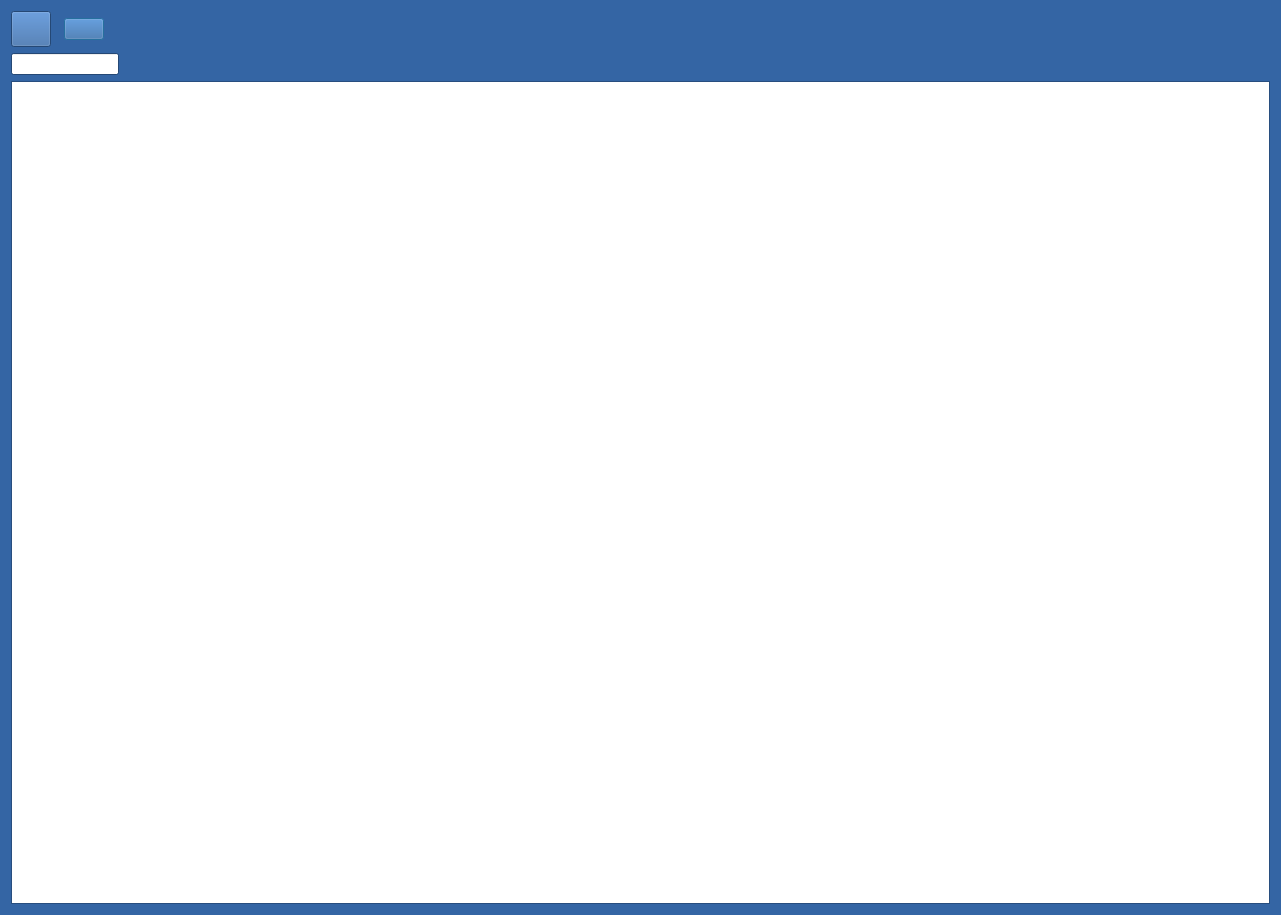
militia11/shoes, file koloryDialog.ui: the form before one commit.
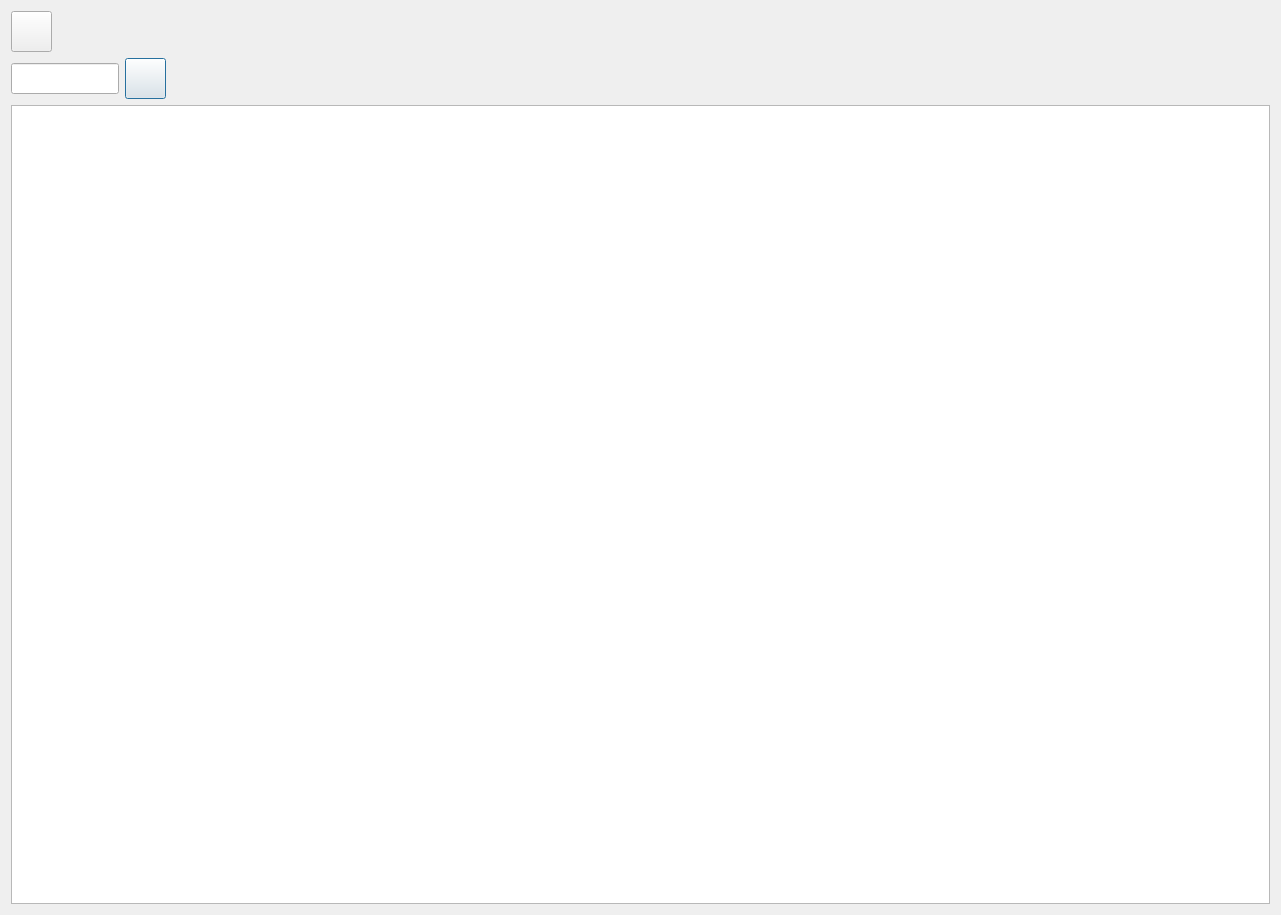
The form after the commit. Icons and pictures are not drawn.

What changed in the file:
```diff
--- a/koloryDialog.ui
+++ b/koloryDialog.ui
@@ -10,421 +10,6 @@
     <height>915</height>
    </rect>
   </property>
-  <property name="palette">
-   <palette>
-    <active>
-     <colorrole role="WindowText">
-      <brush brushstyle="SolidPattern">
-       <color alpha="255">
-        <red>0</red>
-        <green>0</green>
-        <blue>0</blue>
-       </color>
-      </brush>
-     </colorrole>
-     <colorrole role="Button">
-      <brush brushstyle="SolidPattern">
-       <color alpha="255">
-        <red>52</red>
-        <green>101</green>
-        <blue>164</blue>
-       </color>
-      </brush>
-     </colorrole>
-     <colorrole role="Light">
-      <brush brushstyle="SolidPattern">
-       <color alpha="255">
-        <red>78</red>
-        <green>152</green>
-        <blue>246</blue>
-       </color>
-      </brush>
-     </colorrole>
-     <colorrole role="Midlight">
-      <brush brushstyle="SolidPattern">
-       <color alpha="255">
-        <red>65</red>
-        <green>126</green>
-        <blue>205</blue>
-       </color>
-      </brush>
-     </colorrole>
-     <colorrole role="Dark">
-      <brush brushstyle="SolidPattern">
-       <color alpha="255">
-        <red>26</red>
-        <green>50</green>
-        <blue>82</blue>
-       </color>
-      </brush>
-     </colorrole>
-     <colorrole role="Mid">
-      <brush brushstyle="SolidPattern">
-       <color alpha="255">
-        <red>34</red>
-        <green>67</green>
-        <blue>109</blue>
-       </color>
-      </brush>
-     </colorrole>
-     <colorrole role="Text">
-      <brush brushstyle="SolidPattern">
-       <color alpha="255">
-        <red>0</red>
-        <green>0</green>
-        <blue>0</blue>
-       </color>
-      </brush>
-     </colorrole>
-     <colorrole role="BrightText">
-      <brush brushstyle="SolidPattern">
-       <color alpha="255">
-        <red>255</red>
-        <green>255</green>
-        <blue>255</blue>
-       </color>
-      </brush>
-     </colorrole>
-     <colorrole role="ButtonText">
-      <brush brushstyle="SolidPattern">
-       <color alpha="255">
-        <red>0</red>
-        <green>0</green>
-        <blue>0</blue>
-       </color>
-      </brush>
-     </colorrole>
-     <colorrole role="Base">
-      <brush brushstyle="SolidPattern">
-       <color alpha="255">
-        <red>255</red>
-        <green>255</green>
-        <blue>255</blue>
-       </color>
-      </brush>
-     </colorrole>
-     <colorrole role="Window">
-      <brush brushstyle="SolidPattern">
-       <color alpha="255">
-        <red>52</red>
-        <green>101</green>
-        <blue>164</blue>
-       </color>
-      </brush>
-     </colorrole>
-     <colorrole role="Shadow">
-      <brush brushstyle="SolidPattern">
-       <color alpha="255">
-        <red>0</red>
-        <green>0</green>
-        <blue>0</blue>
-       </color>
-      </brush>
-     </colorrole>
-     <colorrole role="AlternateBase">
-      <brush brushstyle="SolidPattern">
-       <color alpha="255">
-        <red>153</red>
-        <green>178</green>
-        <blue>209</blue>
-       </color>
-      </brush>
-     </colorrole>
-     <colorrole role="ToolTipBase">
-      <brush brushstyle="SolidPattern">
-       <color alpha="255">
-        <red>255</red>
-        <green>255</green>
-        <blue>220</blue>
-       </color>
-      </brush>
-     </colorrole>
-     <colorrole role="ToolTipText">
-      <brush brushstyle="SolidPattern">
-       <color alpha="255">
-        <red>0</red>
-        <green>0</green>
-        <blue>0</blue>
-       </color>
-      </brush>
-     </colorrole>
-    </active>
-    <inactive>
-     <colorrole role="WindowText">
-      <brush brushstyle="SolidPattern">
-       <color alpha="255">
-        <red>0</red>
-        <green>0</green>
-        <blue>0</blue>
-       </color>
-      </brush>
-     </colorrole>
-     <colorrole role="Button">
-      <brush brushstyle="SolidPattern">
-       <color alpha="255">
-        <red>52</red>
-        <green>101</green>
-        <blue>164</blue>
-       </color>
-      </brush>
-     </colorrole>
-     <colorrole role="Light">
-      <brush brushstyle="SolidPattern">
-       <color alpha="255">
-        <red>78</red>
-        <green>152</green>
-        <blue>246</blue>
-       </color>
-      </brush>
-     </colorrole>
-     <colorrole role="Midlight">
-      <brush brushstyle="SolidPattern">
-       <color alpha="255">
-        <red>65</red>
-        <green>126</green>
-        <blue>205</blue>
-       </color>
-      </brush>
-     </colorrole>
-     <colorrole role="Dark">
-      <brush brushstyle="SolidPattern">
-       <color alpha="255">
-        <red>26</red>
-        <green>50</green>
-        <blue>82</blue>
-       </color>
-      </brush>
-     </colorrole>
-     <colorrole role="Mid">
-      <brush brushstyle="SolidPattern">
-       <color alpha="255">
-        <red>34</red>
-        <green>67</green>
-        <blue>109</blue>
-       </color>
-      </brush>
-     </colorrole>
-     <colorrole role="Text">
-      <brush brushstyle="SolidPattern">
-       <color alpha="255">
-        <red>0</red>
-        <green>0</green>
-        <blue>0</blue>
-       </color>
-      </brush>
-     </colorrole>
-     <colorrole role="BrightText">
-      <brush brushstyle="SolidPattern">
-       <color alpha="255">
-        <red>255</red>
-        <green>255</green>
-        <blue>255</blue>
-       </color>
-      </brush>
-     </colorrole>
-     <colorrole role="ButtonText">
-      <brush brushstyle="SolidPattern">
-       <color alpha="255">
-        <red>0</red>
-        <green>0</green>
-        <blue>0</blue>
-       </color>
-      </brush>
-     </colorrole>
-     <colorrole role="Base">
-      <brush brushstyle="SolidPattern">
-       <color alpha="255">
-        <red>255</red>
-        <green>255</green>
-        <blue>255</blue>
-       </color>
-      </brush>
-     </colorrole>
-     <colorrole role="Window">
-      <brush brushstyle="SolidPattern">
-       <color alpha="255">
-        <red>52</red>
-        <green>101</green>
-        <blue>164</blue>
-       </color>
-      </brush>
-     </colorrole>
-     <colorrole role="Shadow">
-      <brush brushstyle="SolidPattern">
-       <color alpha="255">
-        <red>0</red>
-        <green>0</green>
-        <blue>0</blue>
-       </color>
-      </brush>
-     </colorrole>
-     <colorrole role="AlternateBase">
-      <brush brushstyle="SolidPattern">
-       <color alpha="255">
-        <red>153</red>
-        <green>178</green>
-        <blue>209</blue>
-       </color>
-      </brush>
-     </colorrole>
-     <colorrole role="ToolTipBase">
-      <brush brushstyle="SolidPattern">
-       <color alpha="255">
-        <red>255</red>
-        <green>255</green>
-        <blue>220</blue>
-       </color>
-      </brush>
-     </colorrole>
-     <colorrole role="ToolTipText">
-      <brush brushstyle="SolidPattern">
-       <color alpha="255">
-        <red>0</red>
-        <green>0</green>
-        <blue>0</blue>
-       </color>
-      </brush>
-     </colorrole>
-    </inactive>
-    <disabled>
-     <colorrole role="WindowText">
-      <brush brushstyle="SolidPattern">
-       <color alpha="255">
-        <red>26</red>
-        <green>50</green>
-        <blue>82</blue>
-       </color>
-      </brush>
-     </colorrole>
-     <colorrole role="Button">
-      <brush brushstyle="SolidPattern">
-       <color alpha="255">
-        <red>52</red>
-        <green>101</green>
-        <blue>164</blue>
-       </color>
-      </brush>
-     </colorrole>
-     <colorrole role="Light">
-      <brush brushstyle="SolidPattern">
-       <color alpha="255">
-        <red>78</red>
-        <green>152</green>
-        <blue>246</blue>
-       </color>
-      </brush>
-     </colorrole>
-     <colorrole role="Midlight">
-      <brush brushstyle="SolidPattern">
-       <color alpha="255">
-        <red>65</red>
-        <green>126</green>
-        <blue>205</blue>
-       </color>
-      </brush>
-     </colorrole>
-     <colorrole role="Dark">
-      <brush brushstyle="SolidPattern">
-       <color alpha="255">
-        <red>26</red>
-        <green>50</green>
-        <blue>82</blue>
-       </color>
-      </brush>
-     </colorrole>
-     <colorrole role="Mid">
-      <brush brushstyle="SolidPattern">
-       <color alpha="255">
-        <red>34</red>
-        <green>67</green>
-        <blue>109</blue>
-       </color>
-      </brush>
-     </colorrole>
-     <colorrole role="Text">
-      <brush brushstyle="SolidPattern">
-       <color alpha="255">
-        <red>26</red>
-        <green>50</green>
-        <blue>82</blue>
-       </color>
-      </brush>
-     </colorrole>
-     <colorrole role="BrightText">
-      <brush brushstyle="SolidPattern">
-       <color alpha="255">
-        <red>255</red>
-        <green>255</green>
-        <blue>255</blue>
-       </color>
-      </brush>
-     </colorrole>
-     <colorrole role="ButtonText">
-      <brush brushstyle="SolidPattern">
-       <color alpha="255">
-        <red>26</red>
-        <green>50</green>
-        <blue>82</blue>
-       </color>
-      </brush>
-     </colorrole>
-     <colorrole role="Base">
-      <brush brushstyle="SolidPattern">
-       <color alpha="255">
-        <red>52</red>
-        <green>101</green>
-        <blue>164</blue>
-       </color>
-      </brush>
-     </colorrole>
-     <colorrole role="Window">
-      <brush brushstyle="SolidPattern">
-       <color alpha="255">
-        <red>52</red>
-        <green>101</green>
-        <blue>164</blue>
-       </color>
-      </brush>
-     </colorrole>
-     <colorrole role="Shadow">
-      <brush brushstyle="SolidPattern">
-       <color alpha="255">
-        <red>0</red>
-        <green>0</green>
-        <blue>0</blue>
-       </color>
-      </brush>
-     </colorrole>
-     <colorrole role="AlternateBase">
-      <brush brushstyle="SolidPattern">
-       <color alpha="255">
-        <red>52</red>
-        <green>101</green>
-        <blue>164</blue>
-       </color>
-      </brush>
-     </colorrole>
-     <colorrole role="ToolTipBase">
-      <brush brushstyle="SolidPattern">
-       <color alpha="255">
-        <red>255</red>
-        <green>255</green>
-        <blue>220</blue>
-       </color>
-      </brush>
-     </colorrole>
-     <colorrole role="ToolTipText">
-      <brush brushstyle="SolidPattern">
-       <color alpha="255">
-        <red>0</red>
-        <green>0</green>
-        <blue>0</blue>
-       </color>
-      </brush>
-     </colorrole>
-    </disabled>
-   </palette>
-  </property>
   <property name="windowTitle">
    <string>Kolory</string>
   </property>
@@ -441,8 +26,8 @@
        </property>
        <property name="minimumSize">
         <size>
-         <width>36</width>
-         <height>36</height>
+         <width>41</width>
+         <height>41</height>
         </size>
        </property>
        <property name="toolTip">
@@ -464,23 +49,46 @@
       </widget>
      </item>
      <item>
-      <spacer name="horizontalSpacer_3">
+      <spacer name="horizontalSpacer">
        <property name="orientation">
         <enum>Qt::Horizontal</enum>
        </property>
-       <property name="sizeType">
-        <enum>QSizePolicy::Minimum</enum>
-       </property>
        <property name="sizeHint" stdset="0">
         <size>
-         <width>7</width>
+         <width>40</width>
          <height>20</height>
         </size>
        </property>
       </spacer>
+     </item>
+    </layout>
+   </item>
+   <item>
+    <layout class="QHBoxLayout" name="horizontalLayout_2">
+     <item>
+      <widget class="QLineEdit" name="lineEdit">
+       <property name="sizePolicy">
+        <sizepolicy hsizetype="Minimum" vsizetype="Fixed">
+         <horstretch>0</horstretch>
+         <verstretch>0</verstretch>
+        </sizepolicy>
+       </property>
+       <property name="minimumSize">
+        <size>
+         <width>63</width>
+         <height>31</height>
+        </size>
+       </property>
+      </widget>
      </item>
      <item>
       <widget class="QPushButton" name="pushSzukaj">
+       <property name="minimumSize">
+        <size>
+         <width>41</width>
+         <height>41</height>
+        </size>
+       </property>
        <property name="text">
         <string/>
        </property>
@@ -500,39 +108,6 @@
       </widget>
      </item>
      <item>
-      <spacer name="horizontalSpacer">
-       <property name="orientation">
-        <enum>Qt::Horizontal</enum>
-       </property>
-       <property name="sizeHint" stdset="0">
-        <size>
-         <width>40</width>
-         <height>20</height>
-        </size>
-       </property>
-      </spacer>
-     </item>
-    </layout>
-   </item>
-   <item>
-    <layout class="QHBoxLayout" name="horizontalLayout_2">
-     <item>
-      <widget class="QLineEdit" name="lineEdit">
-       <property name="sizePolicy">
-        <sizepolicy hsizetype="Fixed" vsizetype="Fixed">
-         <horstretch>0</horstretch>
-         <verstretch>0</verstretch>
-        </sizepolicy>
-       </property>
-       <property name="minimumSize">
-        <size>
-         <width>84</width>
-         <height>0</height>
-        </size>
-       </property>
-      </widget>
-     </item>
-     <item>
       <spacer name="horizontalSpacer_2">
        <property name="orientation">
         <enum>Qt::Horizontal</enum>
@@ -561,6 +136,9 @@
      <property name="sortingEnabled">
       <bool>true</bool>
      </property>
+     <attribute name="verticalHeaderVisible">
+      <bool>false</bool>
+     </attribute>
     </widget>
    </item>
   </layout>
```
